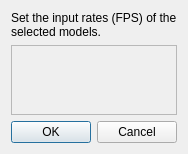
Before: the Qt Designer form input_rate_dialog.ui in misunyu/multimodel-scheduling, drawn with Qt 5.
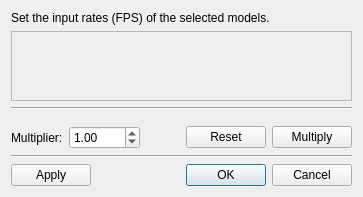
After: the same form once the commit is applied.

Commit message:
Enhance input rate dialog with multiplier controls and redesigned layout
- Added multiplier spin box, reset, and multiply buttons to the input rate dialog.
- Redesigned dialog layout for improved usability.
- Integrated new UI elements directly into the `.ui` file and updated logic to reference these elements.

The edit to the form file:
```diff
--- a/input_rate_dialog.ui
+++ b/input_rate_dialog.ui
@@ -46,7 +46,7 @@
        <rect>
         <x>0</x>
         <y>0</y>
-        <width>400</width>
+        <width>540</width>
         <height>68</height>
        </rect>
       </property>
@@ -55,18 +55,116 @@
     </widget>
    </item>
    <item>
-    <widget class="QDialogButtonBox" name="buttonBox">
-     <property name="layoutDirection">
-      <enum>Qt::LeftToRight</enum>
+    <widget class="Line" name="line_2">
+     <property name="orientation">
+      <enum>Qt::Horizontal</enum>
      </property>
-     <property name="standardButtons">
-      <set>QDialogButtonBox::Cancel|QDialogButtonBox::Ok</set>
+    </widget>
+   </item>
+   <item>
+    <layout class="QHBoxLayout" name="multiplierLayout">
+     <property name="topMargin">
+      <number>10</number>
      </property>
-     <property name="centerButtons">
-      <bool>false</bool>
+     <item>
+      <widget class="QLabel" name="mult_label">
+       <property name="text">
+        <string>Multiplier:</string>
+       </property>
+      </widget>
+     </item>
+     <item>
+      <widget class="QDoubleSpinBox" name="mult_spin">
+       <property name="decimals">
+        <number>2</number>
+       </property>
+       <property name="minimum">
+        <double>0.000000000000000</double>
+       </property>
+       <property name="maximum">
+        <double>1000.000000000000000</double>
+       </property>
+       <property name="singleStep">
+        <double>0.100000000000000</double>
+       </property>
+       <property name="value">
+        <double>1.000000000000000</double>
+       </property>
+      </widget>
+     </item>
+     <item>
+      <spacer name="horizontalSpacer">
+       <property name="orientation">
+        <enum>Qt::Horizontal</enum>
+       </property>
+       <property name="sizeHint" stdset="0">
+        <size>
+         <width>40</width>
+         <height>20</height>
+        </size>
+       </property>
+      </spacer>
+     </item>
+     <item>
+      <widget class="QPushButton" name="reset_btn">
+       <property name="text">
+        <string>Reset</string>
+       </property>
+      </widget>
+     </item>
+     <item>
+      <widget class="QPushButton" name="mult_apply_btn">
+       <property name="text">
+        <string>Multiply</string>
+       </property>
+      </widget>
+     </item>
+    </layout>
+   </item>
+   <item>
+    <widget class="Line" name="line">
+     <property name="orientation">
+      <enum>Qt::Horizontal</enum>
      </property>
     </widget>
    </item>
+   <item>
+    <layout class="QHBoxLayout" name="bottom_layout">
+     <item>
+      <widget class="QPushButton" name="apply_btn">
+       <property name="text">
+        <string>Apply</string>
+       </property>
+      </widget>
+     </item>
+     <item>
+      <spacer name="horizontalSpacer_2">
+       <property name="orientation">
+        <enum>Qt::Horizontal</enum>
+       </property>
+       <property name="sizeHint" stdset="0">
+        <size>
+         <width>40</width>
+         <height>20</height>
+        </size>
+       </property>
+      </spacer>
+     </item>
+     <item>
+      <widget class="QDialogButtonBox" name="buttonBox">
+       <property name="layoutDirection">
+        <enum>Qt::LeftToRight</enum>
+       </property>
+       <property name="standardButtons">
+        <set>QDialogButtonBox::Cancel|QDialogButtonBox::Ok</set>
+       </property>
+       <property name="centerButtons">
+        <bool>false</bool>
+       </property>
+      </widget>
+     </item>
+    </layout>
+   </item>
   </layout>
  </widget>
  <resources/>
```
The commit also changes 1 other file.
